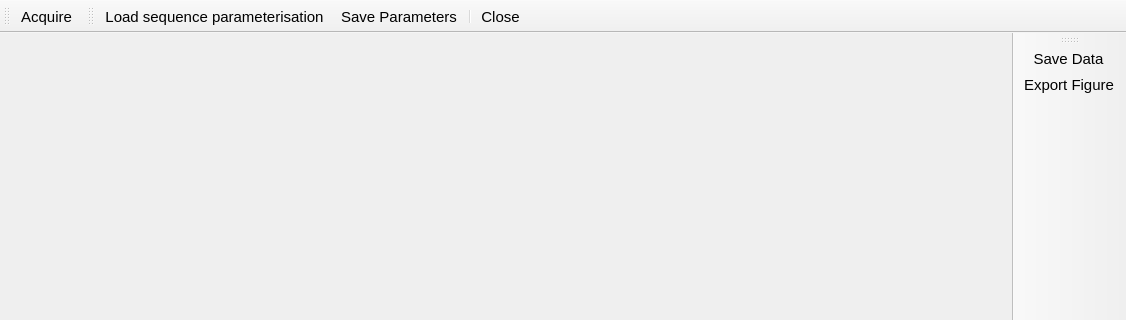
First picture: the form in ui/calibrationViewer.ui, repository josalggui/MaRGE, before the edit; both pictures show x 0 to 1126 and y 0 to 320 of the 1126 by 800 pixel window.
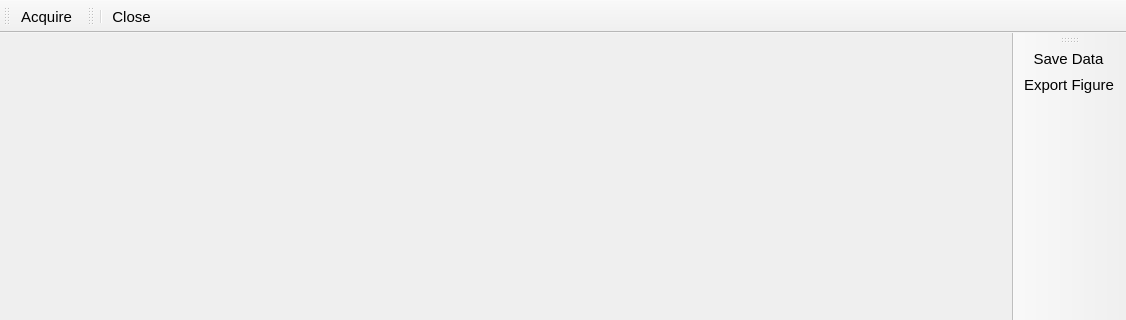
Second picture: the form after the edit. Icons and pictures are not drawn.

The edit to the form file:
```diff
--- a/ui/calibrationViewer.ui
+++ b/ui/calibrationViewer.ui
@@ -361,8 +361,6 @@
    <attribute name="toolBarBreak">
     <bool>false</bool>
    </attribute>
-   <addaction name="action_loadparams"/>
-   <addaction name="action_saveparams"/>
    <addaction name="separator"/>
    <addaction name="action_close"/>
   </widget>
```
